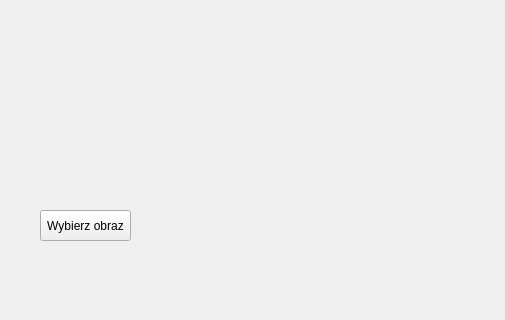
This is mainwindow.ui in Cyrus440/ProjektSemestrLetni1 as Qt 5 draws it before an edit; both pictures show x 0 to 505 and y 280 to 600 of the 800 by 600 pixel window. The edited form follows.
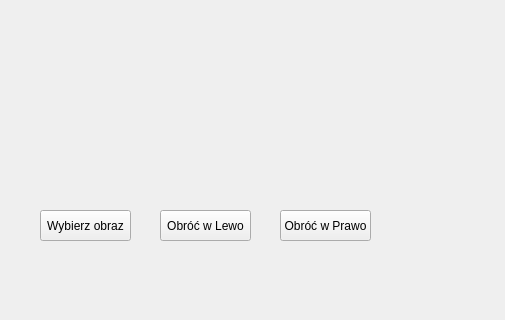
This is the edited form.

What changed in the file:
```diff
--- a/mainwindow.ui
+++ b/mainwindow.ui
@@ -30,8 +30,8 @@
    <widget class="QLabel" name="lbl_image">
     <property name="geometry">
      <rect>
-      <x>260</x>
-      <y>50</y>
+      <x>20</x>
+      <y>20</y>
       <width>431</width>
       <height>391</height>
      </rect>
@@ -40,6 +40,32 @@
      <string/>
     </property>
    </widget>
+   <widget class="QPushButton" name="pushButton">
+    <property name="geometry">
+     <rect>
+      <x>160</x>
+      <y>490</y>
+      <width>91</width>
+      <height>31</height>
+     </rect>
+    </property>
+    <property name="text">
+     <string>Obróć w Lewo</string>
+    </property>
+   </widget>
+   <widget class="QPushButton" name="pushButton_2">
+    <property name="geometry">
+     <rect>
+      <x>280</x>
+      <y>490</y>
+      <width>91</width>
+      <height>31</height>
+     </rect>
+    </property>
+    <property name="text">
+     <string>Obróć w Prawo</string>
+    </property>
+   </widget>
   </widget>
   <widget class="QMenuBar" name="menubar">
    <property name="geometry">
```
